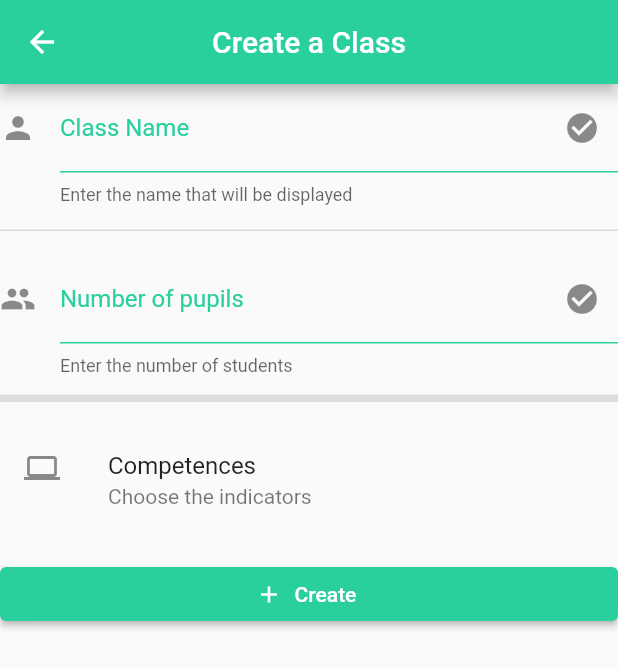
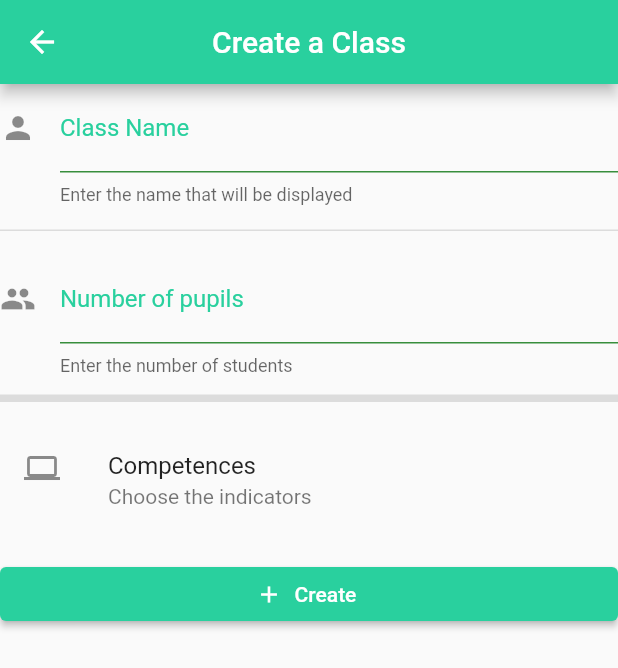
Before and after one commit to n1ghtbyte/Assessments-App, a Flutter app: the ClassesCreatePage screen opened directly, on a phone screen of 412 x 824 dp. Shown: the top 668 px of the screen. Run offline on Flutter 3.47's test engine with Material 2 defaults, Android fonts, the phone set to English and light mode, and no system bars; our stand-ins replace cloud_firestore, firebase_auth, firebase_core, fl_chart, flutter_speed_dial; accounts and stored records are empty.

Commit message:
colour fixed

```diff
--- a/lib/pages/Teacher/Classes/ClassesCreatePage.dart
+++ b/lib/pages/Teacher/Classes/ClassesCreatePage.dart
@@ -115,18 +115,18 @@ class _ClassesCreatePageState extends State<ClassesCreatePage> {
                     controller: _controllerName,
                     keyboardType: TextInputType.name,
                     decoration: InputDecoration(
+                      enabledBorder: UnderlineInputBorder(
+                        borderSide: BorderSide(color: Color(0xff388e3c)),
+                      ),
+                      focusedBorder: UnderlineInputBorder(
+                        borderSide: BorderSide(color: Color(0xff388e3c)),
+                      ),
                       icon: Icon(Icons.person),
                       labelText: 'Class Name',
                       labelStyle: TextStyle(
                         color: Color(0xFF29D09E),
                       ),
                       helperText: 'Enter the name that will be displayed',
-                      suffixIcon: Icon(
-                        Icons.check_circle,
-                      ),
-                      enabledBorder: UnderlineInputBorder(
-                        borderSide: BorderSide(color: Color(0xFF29D09E)),
-                      ),
                     ),
                   ),
                   const SizedBox(
@@ -143,18 +143,18 @@ class _ClassesCreatePageState extends State<ClassesCreatePage> {
                     controller: _controllerMaxStudents,
                     keyboardType: TextInputType.number,
                     decoration: InputDecoration(
+                      enabledBorder: UnderlineInputBorder(
+                        borderSide: BorderSide(color: Color(0xff388e3c)),
+                      ),
+                      focusedBorder: UnderlineInputBorder(
+                        borderSide: BorderSide(color: Color(0xff388e3c)),
+                      ),
                       icon: Icon(Icons.group),
                       labelText: 'Number of pupils',
                       labelStyle: TextStyle(
                         color: Color(0xFF29D09E),
                       ),
                       helperText: 'Enter the number of students',
-                      suffixIcon: Icon(
-                        Icons.check_circle,
-                      ),
-                      enabledBorder: UnderlineInputBorder(
-                        borderSide: BorderSide(color: Color(0xFF29D09E)),
-                      ),
                     ),
                   ),
                   const SizedBox(
@@ -177,14 +177,22 @@ class _ClassesCreatePageState extends State<ClassesCreatePage> {
                   const SizedBox(
                     height: 16,
                   ),
+                  Column(
+                    mainAxisAlignment: MainAxisAlignment.center,
+                    crossAxisAlignment: CrossAxisAlignment.start,
+                    children: [
                       for (var i = 0; i < actualNumberComp; i++)
                         ParentChildCheckbox(
+                          parentCheckboxColor: Color(0xFF29D09E),
+                          childrenCheckboxColor: Color(0xff388e3c),
                           parent: Text(
                             _comps[i]['Name'],
                             style: TextStyle(
                                 fontWeight: FontWeight.bold, fontSize: 16),
                           ),
                           children: textify(_comps[i].keys.toList()),
+                        ),
+                    ],
                   ),
                   ElevatedButton.icon(
                     style: ElevatedButton.styleFrom(
```
Lines whose indentation alone changed are shown as unchanged.
